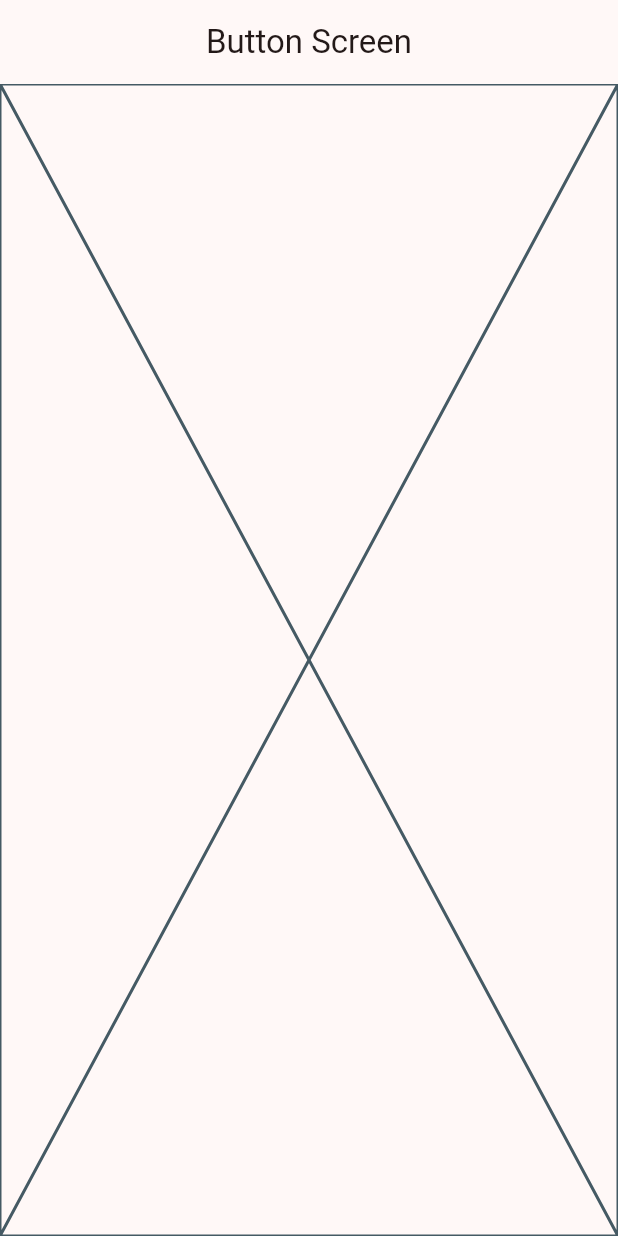
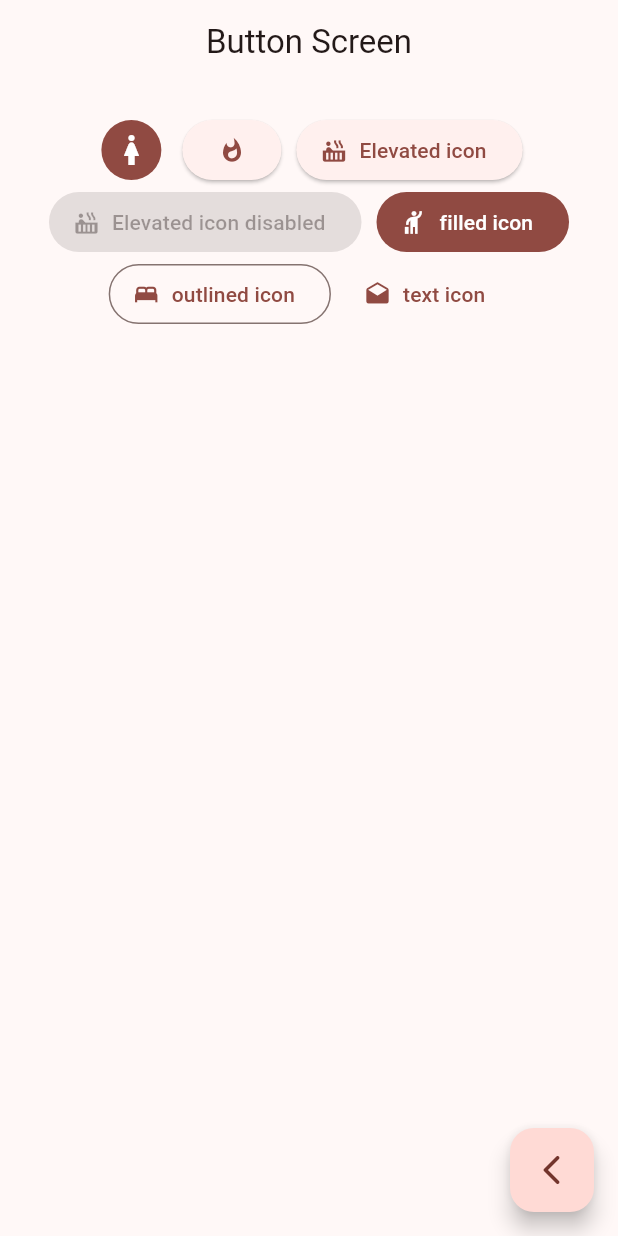
Before and after one commit to Dpachecop/widgets_app, a Flutter app: the ButtonScreen screen opened by its route, on a phone screen of 412 x 824 dp. Run offline on Flutter 3.47's test engine with Material 3 defaults, Android fonts, the phone set to English and light mode, and no system bars; our stand-ins replace go_router.

Commit message:
Creacion de botones para la button Screen

```diff
--- a/lib/presentation/screens/buttons/button_screen.dart
+++ b/lib/presentation/screens/buttons/button_screen.dart
@@ -10,7 +10,66 @@ class ButtonScreen extends StatelessWidget {
       appBar: AppBar(
         title: const Text('Button Screen'),
       ),
-      body: const Placeholder(),
+      body: const _ButtonsBody(),
+      floatingActionButton: FloatingActionButton(
+        onPressed: () {
+          Navigator.pop(context);
+        },
+        child: const Icon(Icons.arrow_back_ios_rounded),
+      ),
     );
   }
 }
+
+class _ButtonsBody extends StatelessWidget {
+  const _ButtonsBody();
+
+  @override
+  Widget build(BuildContext context) {
+    return SizedBox(
+      width: double.infinity,
+      child: Padding(
+        padding: const EdgeInsets.symmetric(horizontal: 20, vertical: 20),
+        child: Wrap(
+          spacing: 10,
+          alignment: WrapAlignment.center,
+          children: [
+            IconButton.filled(
+              onPressed: () {},
+              icon: const Icon(Icons.woman),
+            ),
+            ElevatedButton(
+              onPressed: () {},
+              child: const Icon(Icons.whatshot),
+            ),
+            ElevatedButton.icon(
+              onPressed: () {},
+              label: const Text('Elevated icon'),
+              icon: const Icon(Icons.hot_tub_outlined),
+            ),
+            ElevatedButton.icon(
+              onPressed: null,
+              label: const Text('Elevated icon disabled'),
+              icon: const Icon(Icons.hot_tub_outlined),
+            ),
+            FilledButton.icon(
+              onPressed: () {},
+              label: const Text('filled icon'),
+              icon: const Icon(Icons.hail),
+            ),
+            OutlinedButton.icon(
+              onPressed: () {},
+              label: const Text('outlined icon'),
+              icon: const Icon(Icons.bed),
+            ),
+            TextButton.icon(
+              onPressed: () {},
+              label: const Text('text icon'),
+              icon: const Icon(Icons.drafts),
+            )
+          ],
+        ),
+      ),
+    );
+  }
+}
```
